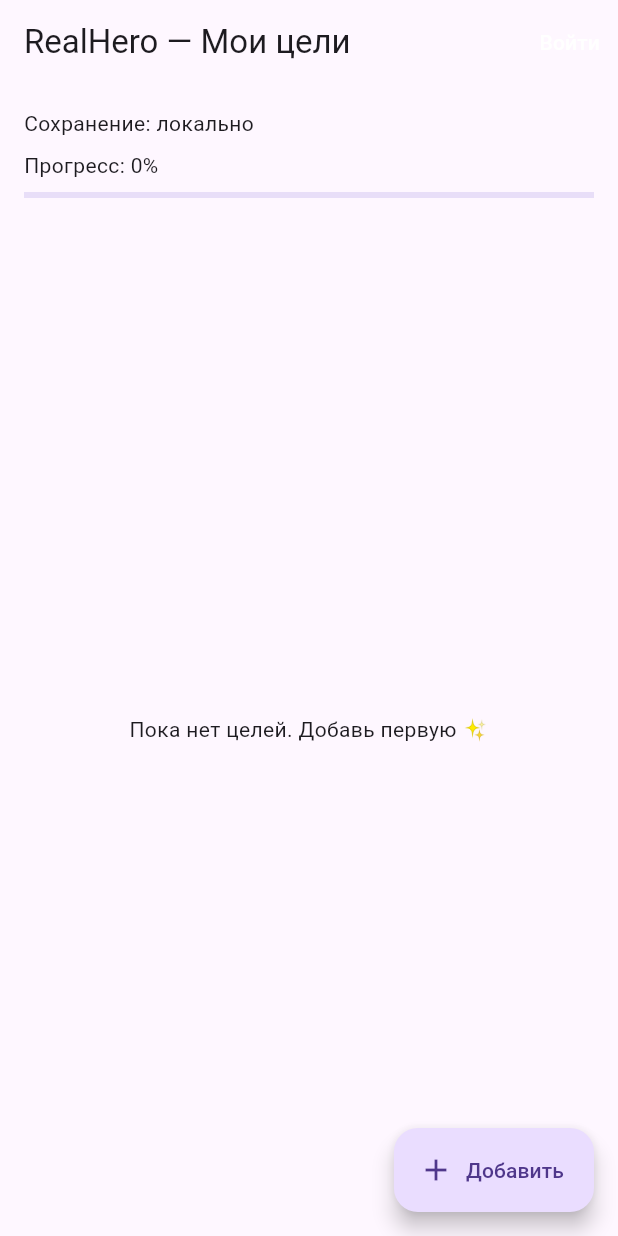
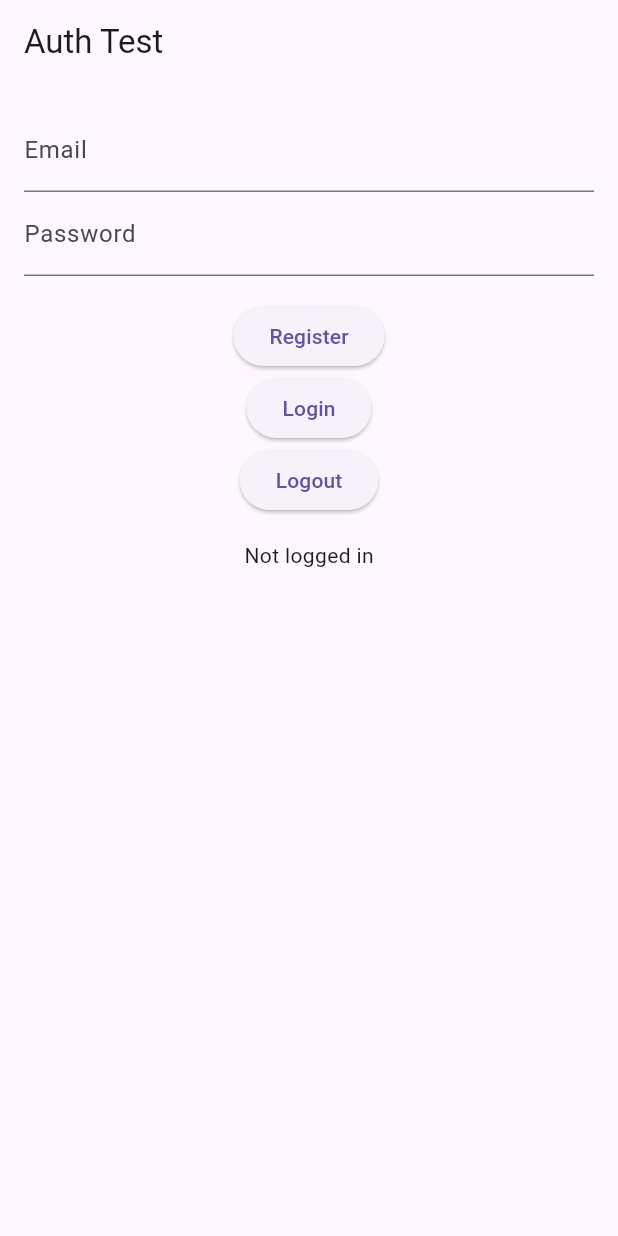
Before and after one commit to LubaLuckshmi/realhero, a Flutter app: the screen it shows after launch, on a phone screen of 412 x 824 dp. Run offline on Flutter 3.47's test engine with Material 3 defaults, Android fonts, the phone set to English and light mode, and no system bars; our stand-ins replace cloud_firestore, firebase_auth, firebase_core, shared_preferences; accounts and stored records are empty.

Commit message:
feat(auth): add minimal Firebase Auth + Firestore test screen

```diff
--- a/lib/app.dart
+++ b/lib/app.dart
@@ -1,8 +1,5 @@
-
-/// app.dart — корневой виджет: тема, роутинг
 import 'package:flutter/material.dart';
-import 'screens/home/home_screen.dart';
-import 'utils/constants.dart';
+import 'screens/auth/auth_test_screen.dart';
 
 class App extends StatelessWidget {
   const App({super.key});
@@ -10,13 +7,9 @@
   @override
   Widget build(BuildContext context) {
     return MaterialApp(
-      title: appTitle,
-      theme: ThemeData(
-        useMaterial3: true,
-        primarySwatch: Colors.teal,
-        fontFamily: 'Roboto',
-      ),
-      home: const HomeScreen(),
+      title: "RealHero",
+      theme: ThemeData(useMaterial3: true, primarySwatch: Colors.teal),
+      home: const AuthTestScreen(), // временно тест
     );
   }
 }
--- /dev/null
+++ b/lib/screens/auth/auth_test_screen.dart
@@ -0,0 +1,80 @@
+import 'package:flutter/material.dart';
+import 'package:firebase_auth/firebase_auth.dart';
+import 'package:cloud_firestore/cloud_firestore.dart';
+
+class AuthTestScreen extends StatefulWidget {
+  const AuthTestScreen({super.key});
+
+  @override
+  State<AuthTestScreen> createState() => _AuthTestScreenState();
+}
+
+class _AuthTestScreenState extends State<AuthTestScreen> {
+  final FirebaseAuth _auth = FirebaseAuth.instance;
+  final FirebaseFirestore _db = FirebaseFirestore.instance;
+
+  final emailController = TextEditingController();
+  final passwordController = TextEditingController();
+  String status = "Not logged in";
+
+  Future<void> _register() async {
+    try {
+      final userCredential = await _auth.createUserWithEmailAndPassword(
+        email: emailController.text.trim(),
+        password: passwordController.text.trim(),
+      );
+
+      final user = userCredential.user;
+      if (user != null) {
+        await _db.collection("users").doc(user.uid).set({
+          "email": user.email,
+          "createdAt": FieldValue.serverTimestamp(),
+        });
+
+        setState(() => status = "Registered: ${user.email}");
+      }
+    } catch (e) {
+      setState(() => status = "Error: $e");
+    }
+  }
+
+  Future<void> _login() async {
+    try {
+      final userCredential = await _auth.signInWithEmailAndPassword(
+        email: emailController.text.trim(),
+        password: passwordController.text.trim(),
+      );
+
+      setState(() => status = "Logged in: ${userCredential.user?.email}");
+    } catch (e) {
+      setState(() => status = "Error: $e");
+    }
+  }
+
+  Future<void> _logout() async {
+    await _auth.signOut();
+    setState(() => status = "Logged out");
+  }
+
+  @override
+  Widget build(BuildContext context) {
+    return Scaffold(
+      appBar: AppBar(title: const Text("Auth Test")),
+      body: Padding(
+        padding: const EdgeInsets.all(16),
+        child: Column(
+          children: [
+            TextField(controller: emailController, decoration: const InputDecoration(labelText: "Email")),
+            TextField(controller: passwordController, decoration: const InputDecoration(labelText: "Password"), obscureText: true),
+            const SizedBox(height: 16),
+            ElevatedButton(onPressed: _register, child: const Text("Register")),
+            ElevatedButton(onPressed: _login, child: const Text("Login")),
+            ElevatedButton(onPressed: _logout, child: const Text("Logout")),
+            const SizedBox(height: 16),
+            Text(status),
+          ],
+        ),
+      ),
+    );
+  }
+}
```
